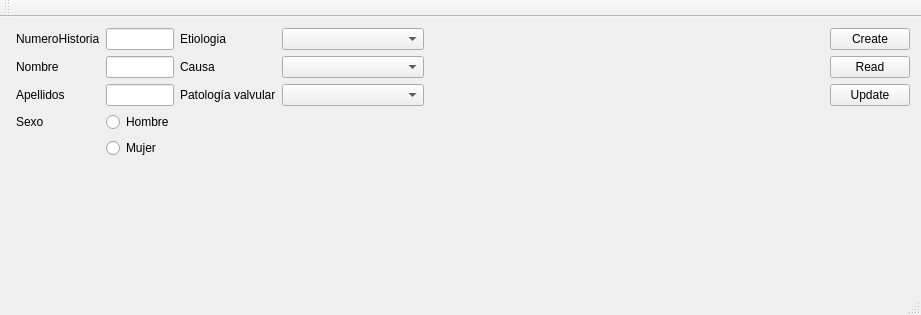
This is mainwindow.ui in iyustlop/valvulares as Qt 5 draws it before an edit. The edited form follows.
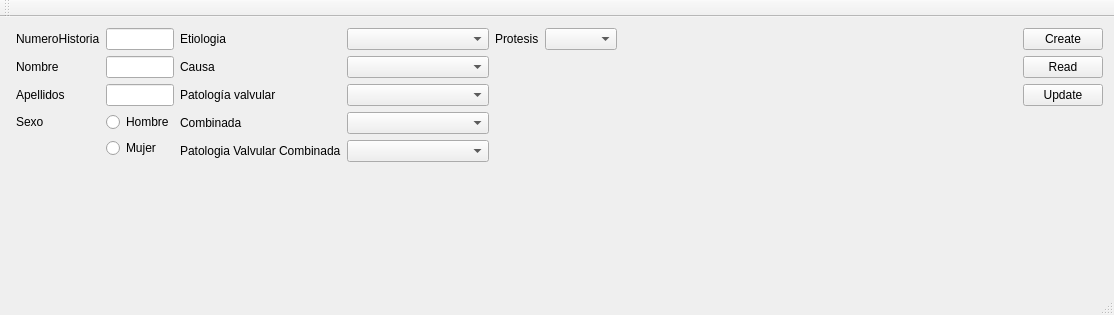
This is the edited form.

```diff
--- a/mainwindow.ui
+++ b/mainwindow.ui
@@ -112,15 +112,17 @@
        </layout>
       </item>
       <item>
+       <layout class="QHBoxLayout" name="horizontalLayout_2">
+        <item>
        <layout class="QFormLayout" name="formLayout_2">
-        <item row="1" column="0">
+          <item row="0" column="0">
          <widget class="QLabel" name="label">
           <property name="text">
            <string>Etiologia</string>
           </property>
          </widget>
         </item>
-        <item row="1" column="1">
+          <item row="0" column="1">
          <widget class="QComboBox" name="comboBox">
           <property name="enabled">
            <bool>true</bool>
@@ -148,14 +150,14 @@
           </item>
          </widget>
         </item>
-        <item row="2" column="0">
+          <item row="1" column="0">
          <widget class="QLabel" name="label_2">
           <property name="text">
            <string>Causa</string>
           </property>
          </widget>
         </item>
-        <item row="2" column="1">
+          <item row="1" column="1">
          <widget class="QComboBox" name="comboBoxCausa">
           <property name="sizePolicy">
            <sizepolicy hsizetype="Expanding" vsizetype="Fixed">
@@ -165,14 +167,14 @@
           </property>
          </widget>
         </item>
-        <item row="3" column="0">
+          <item row="2" column="0">
          <widget class="QLabel" name="label_3">
           <property name="text">
            <string>Patología valvular</string>
           </property>
          </widget>
         </item>
-        <item row="3" column="1">
+          <item row="2" column="1">
          <widget class="QComboBox" name="comboBoxPatologiaValvular">
           <property name="sizePolicy">
            <sizepolicy hsizetype="Expanding" vsizetype="Fixed">
@@ -231,6 +233,58 @@
            </property>
           </item>
          </widget>
+          </item>
+          <item row="3" column="0">
+           <widget class="QLabel" name="combinadaLabel">
+            <property name="text">
+             <string>Combinada</string>
+            </property>
+           </widget>
+          </item>
+          <item row="3" column="1">
+           <widget class="QComboBox" name="combinadaComboBox">
+            <item>
+             <property name="text">
+              <string/>
+             </property>
+            </item>
+            <item>
+             <property name="text">
+              <string>Si</string>
+             </property>
+            </item>
+            <item>
+             <property name="text">
+              <string>No</string>
+             </property>
+            </item>
+           </widget>
+          </item>
+          <item row="4" column="0">
+           <widget class="QLabel" name="patologiaValvularCombinadaLabel">
+            <property name="text">
+             <string>Patologia Valvular Combinada</string>
+            </property>
+           </widget>
+          </item>
+          <item row="4" column="1">
+           <widget class="QComboBox" name="comboBox_2"/>
+          </item>
+         </layout>
+        </item>
+        <item>
+         <layout class="QFormLayout" name="formLayout_3">
+          <item row="0" column="0">
+           <widget class="QLabel" name="protesisLabel">
+            <property name="text">
+             <string>Protesis</string>
+            </property>
+           </widget>
+          </item>
+          <item row="0" column="1">
+           <widget class="QComboBox" name="protesisComboBox"/>
+          </item>
+         </layout>
         </item>
        </layout>
       </item>
```
Lines whose indentation alone changed are shown as unchanged.
